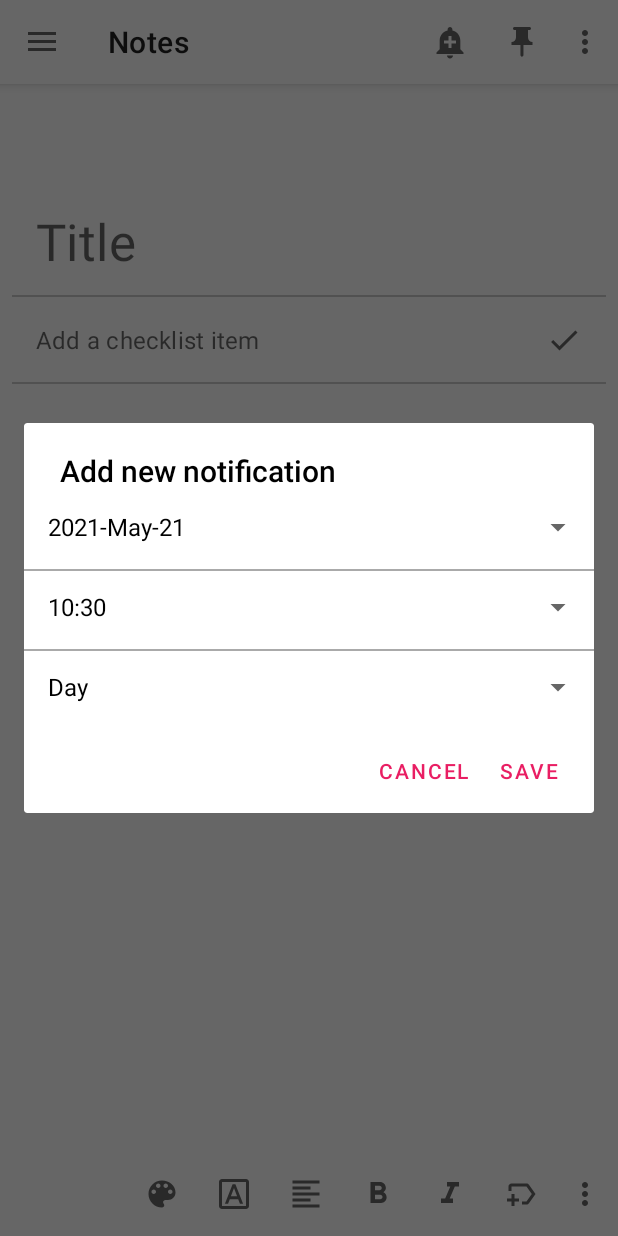
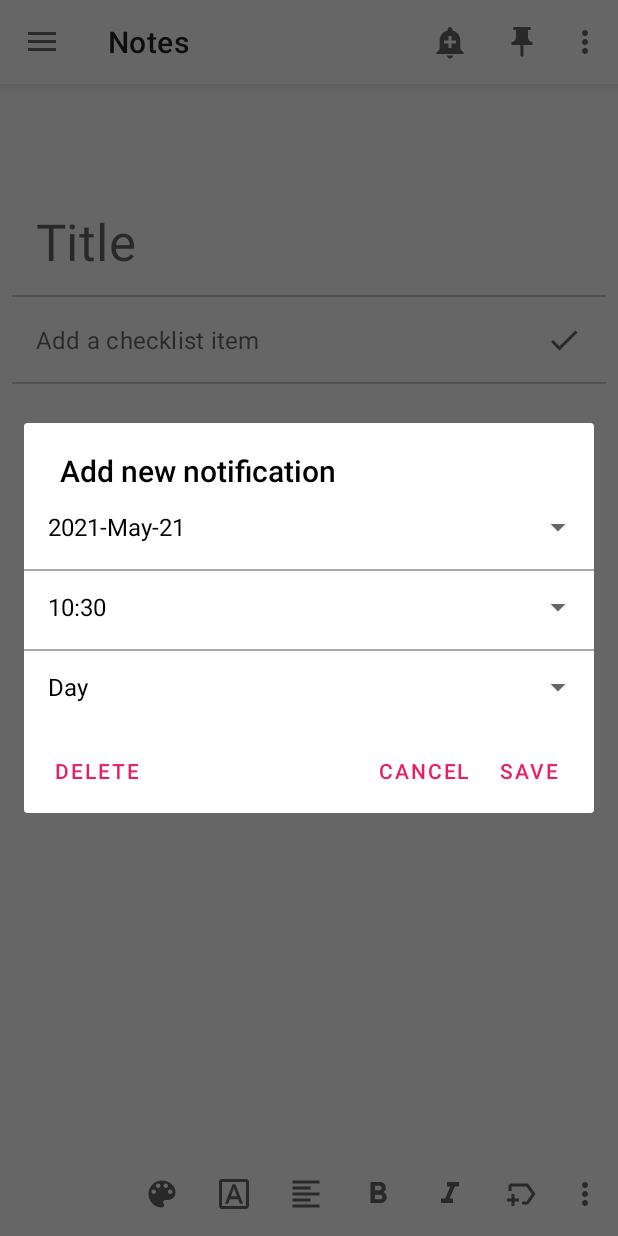
Before and after one commit to ductuan15/buggy-note-v2, an Android app: the fragment NoteDetailsFragment placed in its activity, after a tap on "Add new notification", on a phone screen of 412 x 824 dp. Run offline under Robolectric (Android 15) with nearby library versions, the phone set to English and light mode, and no system bars; our stand-ins replace Room's generated code, Timber, data binding, navigation-ui; libraries missing offline, so code that uses them is left out: io.noties.markwon; 46 statements that could not run were skipped.

Commit message:
add delete reminder feature
Signed-off-by: ductuan15 <47861874+ductuan15@users.noreply.github.com>

```diff
--- a/app/src/main/java/com/hcmus/clc18se/buggynote2/utils/ReminderReceiver.java
+++ b/app/src/main/java/com/hcmus/clc18se/buggynote2/utils/ReminderReceiver.java
@@ -77,7 +77,7 @@ public class ReminderReceiver extends BroadcastReceiver {
 
 
     final static String CHANNEL_ID = "Note_reminder_id";
-    final static String ACTION_REMINDER = "note_alarm";
+    public final static String ACTION_REMINDER = "note_alarm";
 
     NotificationManagerCompat notificationManager;
     NotificationCompat.Builder builder;
--- a/app/src/main/java/com/hcmus/clc18se/buggynote2/utils/Utils.java
+++ b/app/src/main/java/com/hcmus/clc18se/buggynote2/utils/Utils.java
@@ -50,7 +50,7 @@ public class Utils {
 
 
         // put data into Intent
-        intent.setAction("note_alarm");
+        intent.setAction(ReminderReceiver.ACTION_REMINDER);
         sendData.putLong(ReminderReceiver.NOTE_ID_KEY, noteID);
         sendData.putInt(ReminderReceiver.NOTE_DATE_REPEAT_TYPE, repeatType);
         sendData.putSerializable("calendar", calendar);
--- a/app/src/main/res/values/strings.xml
+++ b/app/src/main/res/values/strings.xml
@@ -80,4 +80,8 @@
     <string name="import_notes_dialog_positive">Import</string>
     <string name="import_note_dialog_succeed">Imported</string>
     <string name="load_audio_unsuccess">Load audio unsuccessful</string>
+    <string name="delete">Delete</string>
+    <string name="delete_reminder_opt">Delete this reminder</string>
+    <string name="delete_reminder_msg">Do you really want to delete this reminder?</string>
+    <string name="deleted">Deleted</string>
 </resources>
```
Also changed, not shown: app/src/main/java/com/hcmus/clc18se/buggynote2/fragments/NoteDetailsFragment.java (+21 -0 lines).
